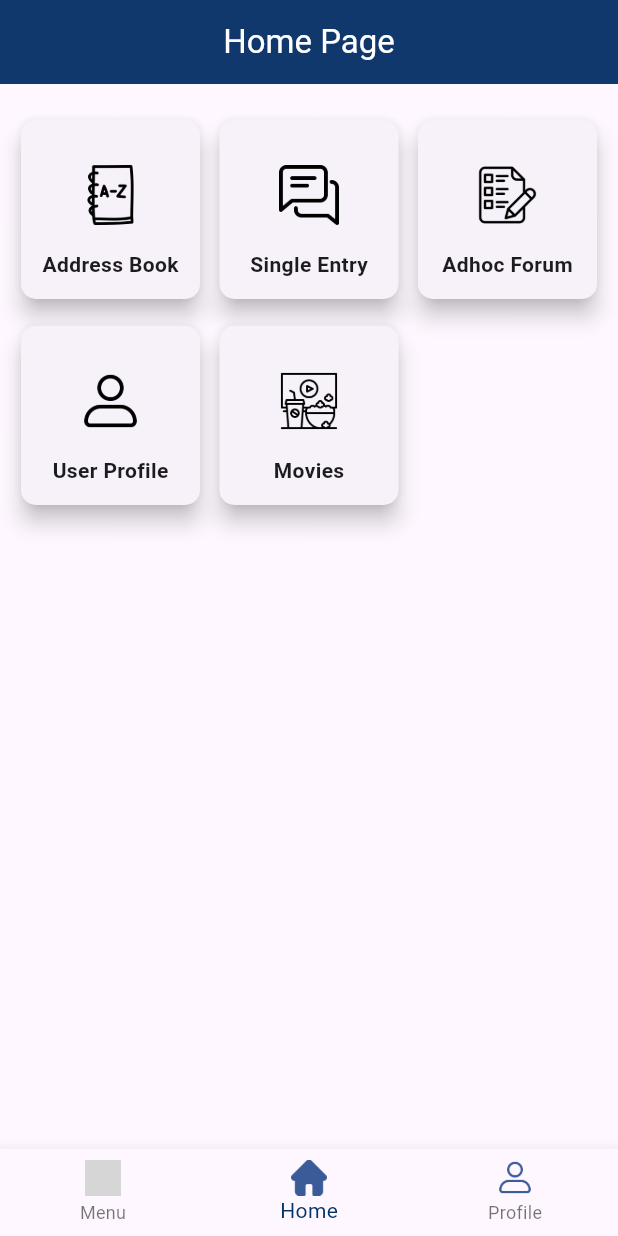
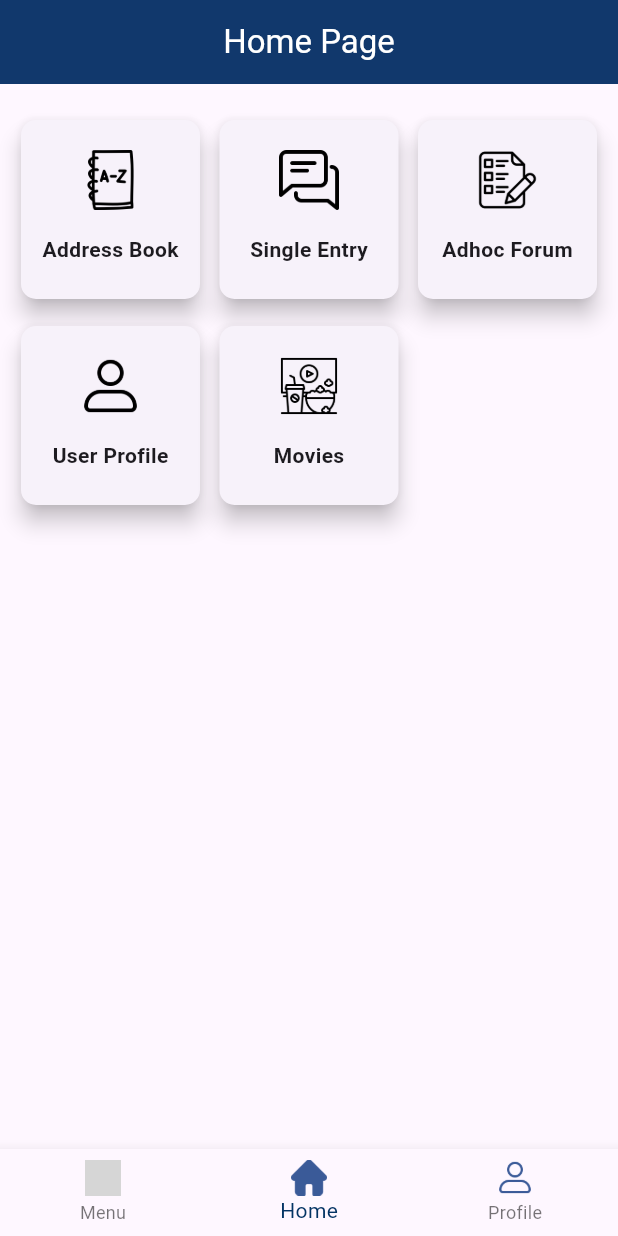
Before and after one commit to abhi-behera/addresbookDemo, a Flutter app: the screen it shows after launch, on a phone screen of 412 x 824 dp. Run offline on Flutter 3.47's test engine with Material 3 defaults, Android fonts, the phone set to English and light mode, and no system bars; our stand-ins replace webview_flutter; accounts and stored records are empty; grey boxes are pictures that could not be loaded.

Commit message:
Ui fixes

```diff
--- a/lib/view/Home/home_page.dart
+++ b/lib/view/Home/home_page.dart
@@ -98,7 +98,7 @@ class _HomePageState extends State<HomePage> {
         child: Column(
           children: [
             Container(
-                padding: const EdgeInsets.only(top: 30, bottom: 10),
+                padding: const EdgeInsets.only(top: 20, bottom: 10),
                 width: 40,
                 child: Image.asset('assets/menu_icons/${menuItem?.fieldIcon}')),
             FittedBox(
--- a/lib/view/ScafoldingPage/navbar_page.dart
+++ b/lib/view/ScafoldingPage/navbar_page.dart
@@ -60,7 +60,7 @@ class NavbarScreenState extends State<NavbarScreen> {
                       'https://media.licdn.com/dms/image/v2/C5603AQG4etc2xCWQ3Q/profile-displayphoto-shrink_400_400/profile-displayphoto-shrink_400_400/0/1611021380076?e=1739404800&v=beta&t=21LRZZ1mYJYcfJnLh2sk_776leUaUE4j0-ZQd2kfhTQ'),
                 ),
               ),
-              const SizedBox(width: 20),
+              const SizedBox(width: 7),
               const Column(
                 children: [
                   SizedBox(
```
